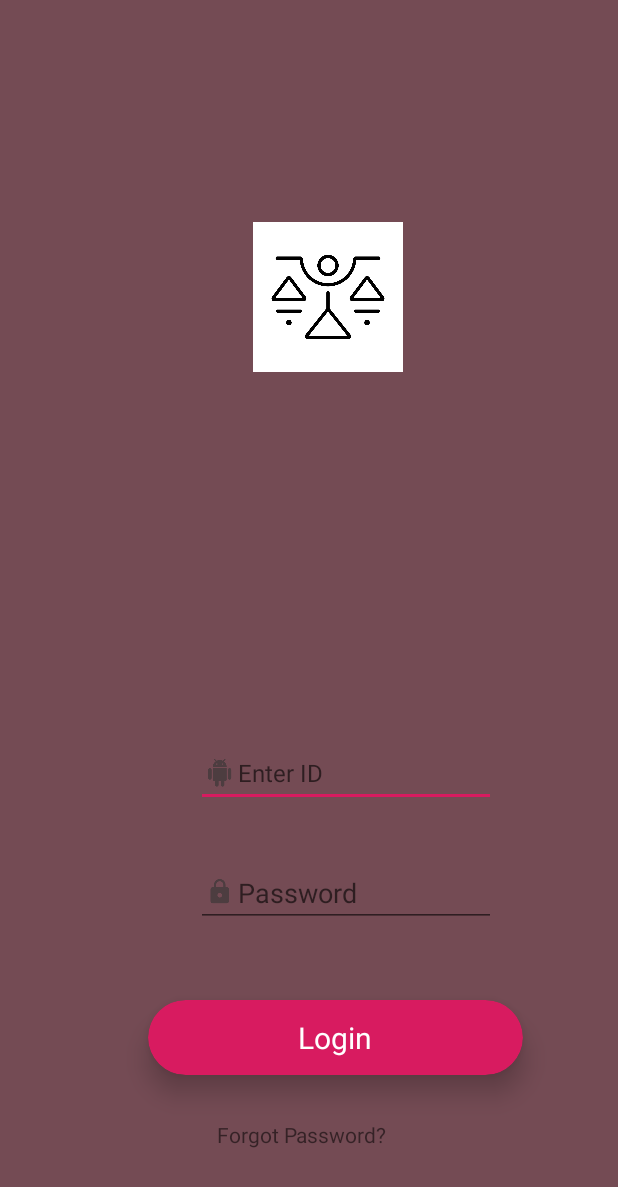
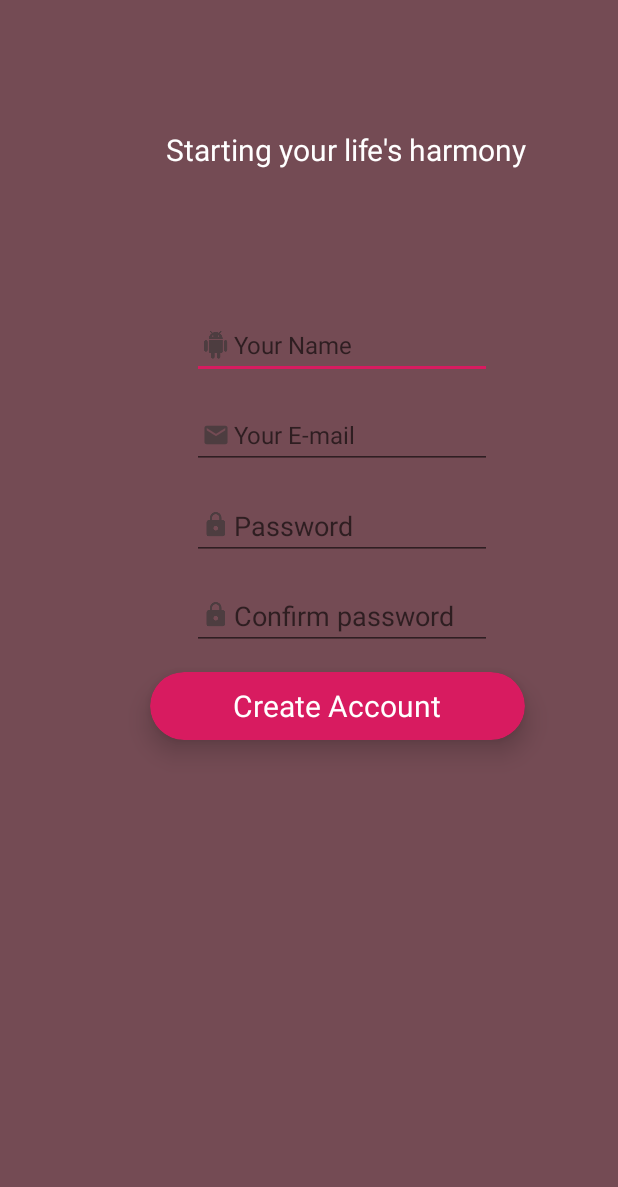
Before and after one commit to MarkWatson95/Senior_Design, an Android app: the SignInUpPage screen opened directly, with no data from a screen before it, after a tap on "SIGN IN", on a phone screen of 412 x 824 dp. Shown: the top 1187 px of the screen. Run offline under Robolectric (Android 15) with nearby library versions, the phone set to English and light mode, and no system bars.

Commit message:
SignUp Page and minor fix. Will develop social buttons for signup options

```diff
--- a/app/src/main/AndroidManifest.xml
+++ b/app/src/main/AndroidManifest.xml
@@ -34,6 +34,11 @@
                 <action android:name="android.intent.action.VIEW" />
             </intent-filter>
         </activity>
+        <activity android:name=".SignUp">
+            <intent-filter>
+                <action android:name="android.intent.action.VIEW" />
+            </intent-filter>
+        </activity>
     </application>
 
 </manifest>
--- a/app/src/main/java/com/example/mark/senior_design/SignInUpPage.java
+++ b/app/src/main/java/com/example/mark/senior_design/SignInUpPage.java
@@ -16,5 +16,11 @@ public class SignInUpPage extends AppCompatActivity {
                 startActivity(new Intent(SignInUpPage.this, SignIn.class));
             }
         });
+        final Button signUpButton = findViewById(R.id.signup);
+        signInButton.setOnClickListener(new View.OnClickListener() {
+            public void onClick(View v) {
+                startActivity(new Intent(SignInUpPage.this, SignUp.class));
+            }
+        });
     }
 }
--- /dev/null
+++ b/app/src/main/java/com/example/mark/senior_design/SignUp.java
@@ -0,0 +1,14 @@
+package com.example.mark.senior_design;
+
+import android.content.Intent;
+import android.os.Bundle;
+import android.support.v7.app.AppCompatActivity;
+import android.view.View;
+import android.widget.Button;
+
+public class SignUp extends AppCompatActivity {
+    protected void onCreate(Bundle savedInstanceState) {
+        super.onCreate(savedInstanceState);
+        setContentView(R.layout.activity_signup);
+}
+}
--- a/app/src/main/res/layout/activity_signinup.xml
+++ b/app/src/main/res/layout/activity_signinup.xml
@@ -17,6 +17,7 @@
         android:gravity="center"
         android:text= "@string/app_name"
         android:textSize="30dp"
+        app:layout_constraintHorizontal_bias="0.5"
         tools:layout_editor_absoluteX="78dp"
         tools:layout_editor_absoluteY="202dp"
         app:layout_constraintLeft_toLeftOf="parent"
@@ -33,7 +34,7 @@
         android:text="@string/signin"
         android:textColor="#003300"
         android:textStyle="bold"
-        app:layout_constraintHorizontal_bias="0.559"
+        app:layout_constraintHorizontal_bias="0.5"
         app:layout_constraintLeft_toLeftOf="parent"
         app:layout_constraintRight_toRightOf="parent"
         app:layout_constraintTop_toBottomOf="@+id/appName" />
@@ -47,7 +48,7 @@
         android:text="@string/createAccount"
         android:textColor="#003300"
         android:textStyle="bold"
-        app:layout_constraintHorizontal_bias="0.559"
+        app:layout_constraintHorizontal_bias="0.5"
         app:layout_constraintLeft_toLeftOf="parent"
         app:layout_constraintRight_toRightOf="parent"
         app:layout_constraintTop_toBottomOf="@+id/signin" />
@@ -59,7 +60,7 @@
         android:layout_marginTop="10dp"
         android:text="@string/troubleSignIn"
         android:clickable="true"
-        app:layout_constraintHorizontal_bias="0.559"
+        app:layout_constraintHorizontal_bias="0.5"
         app:layout_constraintLeft_toLeftOf="parent"
         app:layout_constraintRight_toRightOf="parent"
         app:layout_constraintTop_toBottomOf="@+id/signup" />
--- /dev/null
+++ b/app/src/main/res/layout/activity_signup.xml
@@ -0,0 +1,143 @@
+<?xml version="1.0" encoding="utf-8"?>
+<android.support.constraint.ConstraintLayout
+    xmlns:android="http://schemas.android.com/apk/res/android"
+    xmlns:app="http://schemas.android.com/apk/res-auto"
+    xmlns:tools="http://schemas.android.com/tools"
+    android:layout_width="match_parent"
+    android:layout_height="match_parent"
+    tools:context=".SignUp">
+
+    <TextView
+        android:id="@+id/signinline"
+        android:layout_width="300dp"
+        android:layout_height="80dp"
+        android:layout_marginStart="80dp"
+        android:layout_marginLeft="80dp"
+        android:layout_marginTop="60dp"
+        app:layout_constraintHorizontal_bias="0.5"
+        android:textSize="20dp"
+        android:gravity="center"
+        android:text="@string/signupLine"
+        android:textColor="#FFF"
+        tools:layout_editor_absoluteX="78dp"
+        tools:layout_editor_absoluteY="202dp"
+        app:layout_constraintLeft_toLeftOf="parent"
+        app:layout_constraintRight_toRightOf="parent"
+        app:layout_constraintStart_toStartOf="parent"
+        app:layout_constraintTop_toTopOf="parent" />
+
+    <EditText
+        android:id="@+id/username"
+        android:layout_width="200dp"
+        android:layout_height="wrap_content"
+        android:layout_alignParentEnd="true"
+        android:layout_alignParentRight="true"
+        android:layout_alignParentBottom="true"
+        android:layout_marginStart="128dp"
+        android:layout_marginLeft="128dp"
+        android:layout_marginTop="148dp"
+        android:layout_marginRight="81dp"
+        android:drawableLeft="@drawable/ic_action_user"
+        android:ems="10"
+        android:hint="Your Name"
+        android:inputType="textPersonName"
+        android:textSize="16dp"
+        app:layout_constraintLeft_toLeftOf="parent"
+        app:layout_constraintRight_toRightOf="parent"
+        app:layout_constraintStart_toStartOf="parent"
+        app:layout_constraintTop_toTopOf="@id/signinline" />
+
+    <EditText
+        android:id="@+id/email"
+        android:layout_width="200dp"
+        android:layout_height="wrap_content"
+        android:layout_alignParentEnd="true"
+        android:layout_alignParentRight="true"
+        android:layout_alignParentBottom="true"
+        android:layout_marginStart="128dp"
+        android:layout_marginLeft="128dp"
+        android:layout_marginTop="60dp"
+        android:layout_marginRight="81dp"
+        android:drawableLeft="@drawable/ic_action_email"
+        android:ems="10"
+        android:hint="Your E-mail"
+        android:inputType="textPersonName"
+        android:textSize="16dp"
+        app:layout_constraintLeft_toLeftOf="parent"
+        app:layout_constraintRight_toRightOf="parent"
+        app:layout_constraintStart_toStartOf="parent"
+        app:layout_constraintTop_toTopOf="@id/username" />
+
+    <EditText
+        android:id="@+id/password"
+        android:layout_width="200dp"
+        android:layout_height="wrap_content"
+        android:layout_alignParentEnd="true"
+        android:layout_alignParentRight="true"
+        android:layout_alignParentBottom="true"
+        android:layout_marginStart="128dp"
+        android:layout_marginLeft="128dp"
+        android:layout_marginTop="60dp"
+        android:layout_marginRight="81dp"
+        android:drawableLeft="@drawable/ic_action_password"
+        android:ems="10"
+        android:hint="Password"
+        android:inputType="textPassword"
+        app:layout_constraintLeft_toLeftOf="parent"
+        app:layout_constraintRight_toRightOf="parent"
+        app:layout_constraintStart_toStartOf="parent"
+        app:layout_constraintTop_toTopOf="@id/email" />
+
+    <EditText
+        android:id="@+id/passwordconfirm"
+        android:layout_width="200dp"
+        android:layout_height="wrap_content"
+        android:layout_alignParentEnd="true"
+        android:layout_alignParentRight="true"
+        android:layout_alignParentBottom="true"
+        android:layout_marginStart="128dp"
+        android:layout_marginLeft="128dp"
+        android:layout_marginTop="60dp"
+        android:layout_marginRight="81dp"
+        android:drawableLeft="@drawable/ic_action_password"
+        android:ems="10"
+        android:hint="Confirm password"
+        app:layout_constraintHorizontal_bias="0.5"
+        android:inputType="textPassword"
+        app:layout_constraintLeft_toLeftOf="parent"
+        app:layout_constraintRight_toRightOf="parent"
+        app:layout_constraintStart_toStartOf="parent"
+        app:layout_constraintTop_toTopOf="@id/password" />
+
+    <android.support.v7.widget.CardView
+        android:id="@+id/loginView"
+        android:layout_width="250dp"
+        android:layout_height="45dp"
+        android:layout_alignParentEnd="true"
+        android:layout_alignParentRight="true"
+        android:layout_alignParentBottom="true"
+        android:layout_marginStart="100dp"
+        android:layout_marginTop="60dp"
+        android:layout_marginLeft="100dp"
+        app:cardBackgroundColor="@color/colorAccent"
+        app:cardCornerRadius="25dp"
+        app:cardElevation="10dp"
+        app:layout_constraintLeft_toLeftOf="parent"
+        app:layout_constraintRight_toRightOf="parent"
+        app:layout_constraintStart_toStartOf="parent"
+        app:layout_constraintTop_toTopOf="@id/passwordconfirm">
+        <RelativeLayout
+            android:layout_width="match_parent"
+            android:layout_height="match_parent">
+
+            <TextView
+                android:id="@+id/textView"
+                android:layout_width="wrap_content"
+                android:layout_height="wrap_content"
+                android:layout_centerInParent="true"
+                android:text="Create Account"
+                android:textColor="#fff"
+                android:textSize="20dp" />
+        </RelativeLayout>
+    </android.support.v7.widget.CardView>
+</android.support.constraint.ConstraintLayout>
--- a/app/src/main/res/values/strings.xml
+++ b/app/src/main/res/values/strings.xml
@@ -9,4 +9,5 @@
     <string name="createAccount">Create Account</string>
     <string name="troubleSignIn">Problems Signing In?</string>
     <string name="forgotPassword">Forgot Password?</string>
+    <string name="signupLine">Starting your life\'s harmony</string>
 </resources>
```
Also changed, not shown: app/src/main/res/drawable-hdpi/ic_action_email.png (added), app/src/main/res/drawable-mdpi/ic_action_email.png (added), app/src/main/res/drawable-xhdpi/ic_action_email.png (added), app/src/main/res/drawable-xxhdpi/ic_action_email.png (added), app/src/main/res/drawable-xxxhdpi/ic_action_email.png (added).
